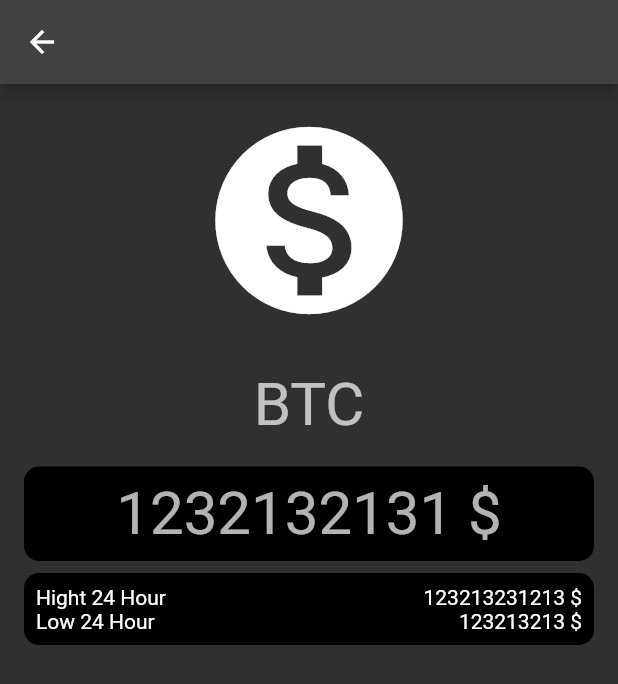
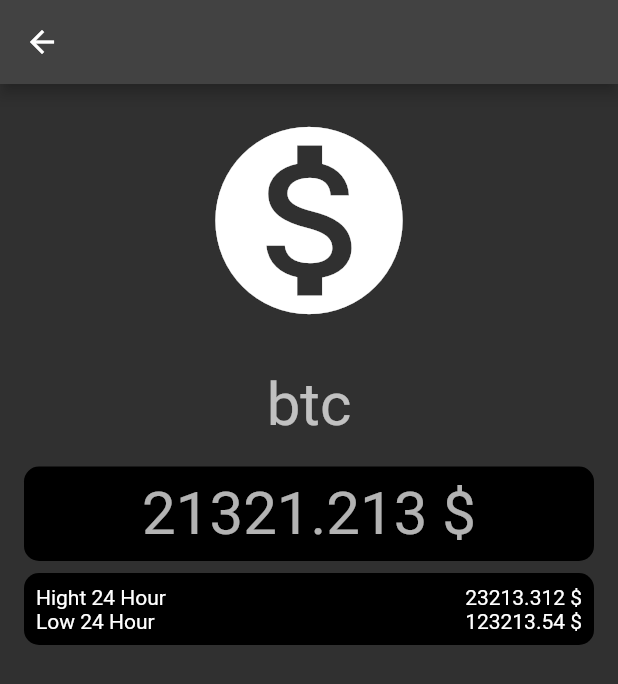
Before and after one commit to m3098/cryptocoin, a Flutter app: the CoinScreem screen opened by its route, on a phone screen of 412 x 824 dp. Shown: the top 684 px of the screen. Run offline on Flutter 3.47's test engine with Material 2 defaults, Android fonts, the phone set to English and light mode, and no system bars.

Commit message:
декомпозиция

```diff
--- a/lib/features/coin/view/coin_screen.dart
+++ b/lib/features/coin/view/coin_screen.dart
@@ -8,9 +8,34 @@ class CoinScreem extends StatelessWidget {
   Widget build(BuildContext context) {
     return Scaffold(
       appBar: AppBar(),
-      body: Padding(
-        padding: const EdgeInsets.symmetric(horizontal: 16.0),
-        child: Column(crossAxisAlignment: CrossAxisAlignment.center, children: [
+      body: const Padding(
+          padding: EdgeInsets.symmetric(horizontal: 16.0),
+          child: CoinCard(
+              coinName: 'btc',
+              currentPrice: '21321.213',
+              hightPrice: '23213.312',
+              lowPrice: '123213.54')),
+    );
+  }
+}
+
+class CoinCard extends StatelessWidget {
+  const CoinCard({
+    super.key,
+    required this.coinName,
+    required this.currentPrice,
+    required this.hightPrice,
+    required this.lowPrice,
+  });
+
+  final String coinName;
+  final String currentPrice;
+  final String hightPrice;
+  final String lowPrice;
+
+  @override
+  Widget build(BuildContext context) {
+    return Column(crossAxisAlignment: CrossAxisAlignment.center, children: [
       const SizedBox(
         height: 16,
       ),
@@ -25,7 +50,7 @@ class CoinScreem extends StatelessWidget {
         height: 24,
       ),
       Text(
-            'BTC',
+        coinName,
         style: Theme.of(context).textTheme.headlineLarge,
       ),
       const SizedBox(
@@ -33,28 +58,26 @@ class CoinScreem extends StatelessWidget {
       ),
       TextSection(
         child: Text(
-              '1232132131 \$',
+          '$currentPrice \$',
           style: Theme.of(context).textTheme.headlineLarge,
         ),
       ),
       const SizedBox(
         height: 8,
       ),
-          const TextSection(
+      TextSection(
           child: Column(
         children: [
           TextRow(
             title: 'Hight 24 Hour',
-                value: '123213231213',
+            value: hightPrice,
           ),
           TextRow(
             title: 'Low 24 Hour',
-                value: '123213213',
+            value: lowPrice,
           ),
         ],
       ))
-        ]),
-      ),
-    );
+    ]);
   }
 }
--- a/lib/features/coin/widgets/widgets.dart
+++ b/lib/features/coin/widgets/widgets.dart
@@ -1,2 +1,3 @@
 export 'text_section.dart';
 export 'text_row.dart';
+export 'coin_card.dart';
```
Also changed, not shown: lib/features/coin/widgets/coin_card.dart (added). Lines whose indentation alone changed are shown as unchanged.
